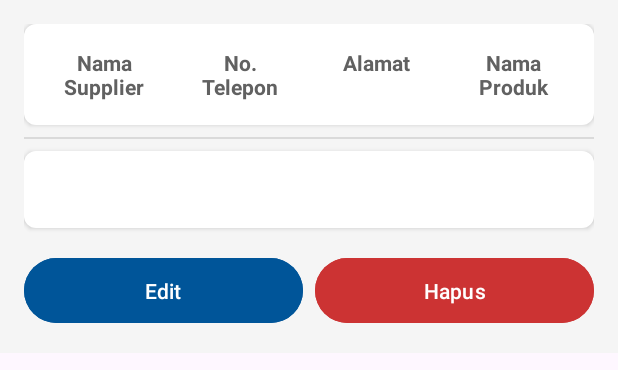
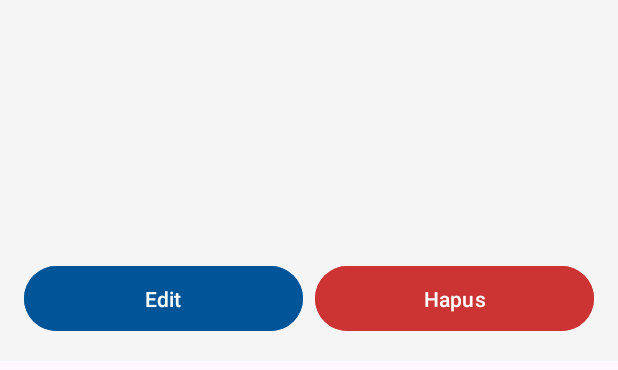
Before and after one commit to faviian22/ProjectUtsMobile, an Android app: the layout item_suplier.xml on its own in the app's theme, with its tools: preview values and no code run, on a phone screen of 412 x 824 dp. Shown: the top 370 px of the screen. Run offline under Robolectric (Android 15) with nearby library versions, the phone set to English and light mode, and no system bars.

```diff
--- a/app/src/main/java/com/example/projectutsmobile/Suplier.kt
+++ b/app/src/main/java/com/example/projectutsmobile/Suplier.kt
@@ -7,9 +7,9 @@ import androidx.room.PrimaryKey
 data class Suplier(
     @PrimaryKey(autoGenerate = true)
     val id_suplier: Int = 0,
-    val nama_suplier: String,
-    val no_Tlpn: String,
-    val alamat_suplier: String,
-    val nama_produk: String
+    var nama_suplier: String,
+    var no_Tlpn: String,
+    var alamat_suplier: String,
+    var nama_produk: String
 
 )
--- a/app/src/main/res/layout/item_suplier.xml
+++ b/app/src/main/res/layout/item_suplier.xml
@@ -6,74 +6,10 @@
     android:orientation="vertical"
     android:padding="16dp"
     android:background="@color/backgroundColor">
-
-    <!-- Header Row -->
     <LinearLayout
         android:layout_width="match_parent"
         android:layout_height="wrap_content"
         android:orientation="horizontal"
-        android:background="@drawable/rounded_table_row"
-        android:padding="8dp"
-        android:elevation="2dp">
-
-        <TextView
-            android:layout_width="0dp"
-            android:layout_height="wrap_content"
-            android:layout_weight="1"
-            android:text="Nama Supplier"
-            android:textSize="14sp"
-            android:textColor="@color/labelTextColor"
-            android:textStyle="bold"
-            android:gravity="center"
-            android:padding="8dp" />
-
-        <TextView
-            android:layout_width="0dp"
-            android:layout_height="wrap_content"
-            android:layout_weight="1"
-            android:text="No. Telepon"
-            android:textSize="14sp"
-            android:textColor="@color/labelTextColor"
-            android:textStyle="bold"
-            android:gravity="center"
-            android:padding="8dp" />
-
-        <TextView
-            android:layout_width="0dp"
-            android:layout_height="wrap_content"
-            android:layout_weight="1"
-            android:text="Alamat"
-            android:textSize="14sp"
-            android:textColor="@color/labelTextColor"
-            android:textStyle="bold"
-            android:gravity="center"
-            android:padding="8dp" />
-
-        <TextView
-            android:layout_width="0dp"
-            android:layout_height="wrap_content"
-            android:layout_weight="1"
-            android:text="Nama Produk"
-            android:textSize="14sp"
-            android:textColor="@color/labelTextColor"
-            android:textStyle="bold"
-            android:gravity="center"
-            android:padding="8dp" />
-    </LinearLayout>
-
-    <!-- Divider Line -->
-    <View
-        android:layout_width="match_parent"
-        android:layout_height="1dp"
-        android:background="@color/dividerColor"
-        android:layout_marginVertical="8dp" />
-
-    <!-- Data Row -->
-    <LinearLayout
-        android:layout_width="match_parent"
-        android:layout_height="wrap_content"
-        android:orientation="horizontal"
-        android:background="@drawable/rounded_table_row"
         android:padding="8dp"
         android:elevation="2dp">
 
@@ -83,9 +19,15 @@
             android:layout_height="wrap_content"
             android:layout_weight="1"
             android:textSize="14sp"
-            android:textColor="@color/valueTextColor"
-            android:gravity="center"
-            android:padding="8dp" />
+            android:textColor="@color/valueTextColor" />
+    </LinearLayout>
+
+    <LinearLayout
+        android:layout_width="match_parent"
+        android:layout_height="wrap_content"
+        android:orientation="horizontal"
+        android:padding="8dp"
+        android:elevation="2dp">
 
         <TextView
             android:id="@+id/textViewNoTlpn"
@@ -94,8 +36,15 @@
             android:layout_weight="1"
             android:textSize="14sp"
             android:textColor="@color/valueTextColor"
-            android:gravity="center"
-            android:padding="8dp" />
+     />
+    </LinearLayout>
+
+    <LinearLayout
+        android:layout_width="match_parent"
+        android:layout_height="wrap_content"
+        android:orientation="horizontal"
+        android:padding="8dp"
+        android:elevation="2dp">
 
         <TextView
             android:id="@+id/textViewAlamatSuplier"
@@ -104,8 +53,15 @@
             android:layout_weight="1"
             android:textSize="14sp"
             android:textColor="@color/valueTextColor"
-            android:gravity="center"
-            android:padding="8dp" />
+             />
+    </LinearLayout>
+
+    <LinearLayout
+        android:layout_width="match_parent"
+        android:layout_height="wrap_content"
+        android:orientation="horizontal"
+        android:padding="8dp"
+        android:elevation="2dp">
 
         <TextView
             android:id="@+id/textViewNamaProduk"
@@ -114,11 +70,9 @@
             android:layout_weight="1"
             android:textSize="14sp"
             android:textColor="@color/valueTextColor"
-            android:gravity="center"
-            android:padding="8dp" />
+           />
     </LinearLayout>
 
-    <!-- Action Buttons Row -->
     <LinearLayout
         android:layout_width="match_parent"
         android:layout_height="wrap_content"
@@ -135,8 +89,7 @@
             android:textColor="@color/white"
             android:textSize="14sp"
             android:layout_marginEnd="8dp"
-            android:padding="12dp"
-            android:contentDescription="Edit Button" />
+            android:padding="12dp" /> <!-- Padding for better touch target -->
 
         <Button
             android:id="@+id/buttonDelete"
@@ -147,8 +100,7 @@
             android:text="Hapus"
             android:textColor="@color/white"
             android:textSize="14sp"
-            android:padding="12dp"
-            android:contentDescription="Delete Button" />
+            android:padding="12dp" />
     </LinearLayout>
 
 </LinearLayout>
--- a/app/src/main/res/values/strings.xml
+++ b/app/src/main/res/values/strings.xml
@@ -6,4 +6,6 @@
     </string-array>
     <string name="edit_male">Edit Karyawan Laki-Laki</string>
     <string name="edit_female">Edit Karyawan Perempuan</string>
+    <string name="edit_button">Edit</string>
+    <string name="delete_button">Delete</string>
 </resources>
```
Also changed, not shown: app/src/main/java/com/example/projectutsmobile/SuplierViewModel.kt (line endings or trailing spaces), app/src/main/res/layout/dialog_add_suplier.xml (line endings or trailing spaces).
